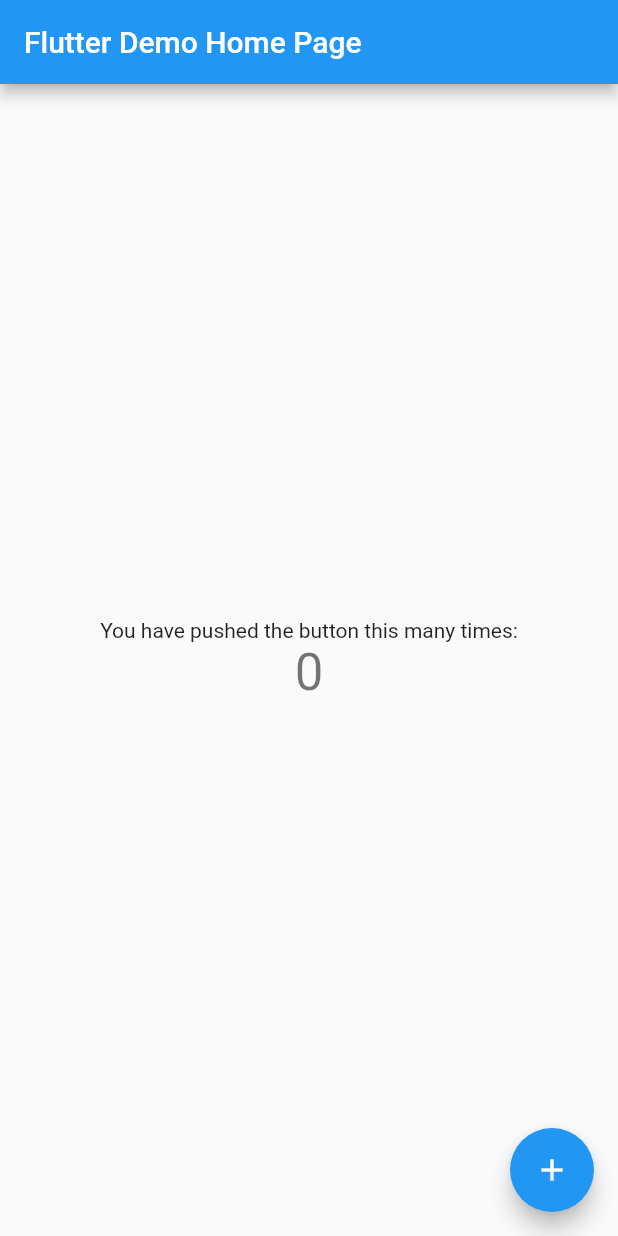
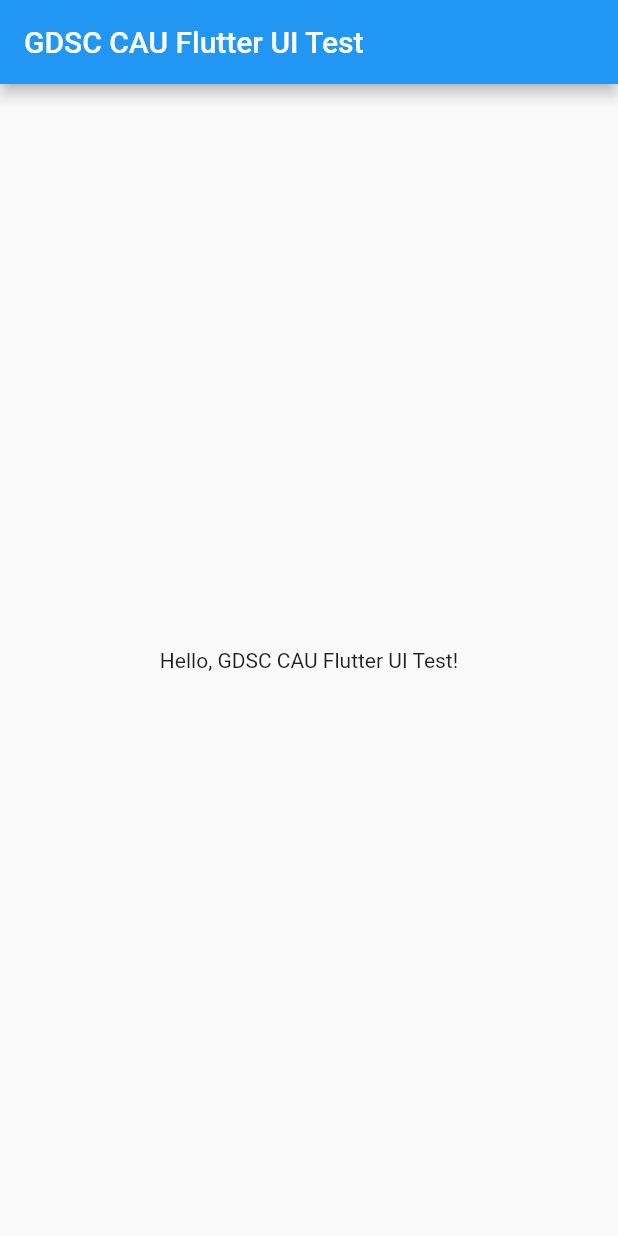
Before and after one commit to yymin1022/GDSC_Flutter_UI_Test, a Flutter app: the screen it shows after launch, on a phone screen of 412 x 824 dp. Run offline on Flutter 3.47's test engine with Material 2 defaults, Android fonts, the phone set to English and light mode, and no system bars.

```diff
--- a/lib/main.dart
+++ b/lib/main.dart
@@ -14,54 +14,32 @@ class MyApp extends StatelessWidget {
       theme: ThemeData(
         primarySwatch: Colors.blue,
       ),
-      home: const MyHomePage(title: 'Flutter Demo Home Page'),
+      home: const MyHomePage(title: "GDSC CAU Flutter UI Test"),
     );
   }
 }
 
-class MyHomePage extends StatefulWidget {
+class MyHomePage extends StatelessWidget {
   const MyHomePage({super.key, required this.title});
 
   final String title;
 
   @override
-  State<MyHomePage> createState() => _MyHomePageState();
-}
-
-class _MyHomePageState extends State<MyHomePage> {
-  int _counter = 0;
-
-  void _incrementCounter() {
-    setState(() {
-      _counter++;
-    });
-  }
-
-  @override
   Widget build(BuildContext context) {
     return Scaffold(
       appBar: AppBar(
-        title: Text(widget.title),
+        title: Text(title),
       ),
       body: Center(
         child: Column(
           mainAxisAlignment: MainAxisAlignment.center,
-          children: <Widget>[
-            const Text(
-              'You have pushed the button this many times:',
-            ),
+          children: const <Widget>[
             Text(
-              '$_counter',
-              style: Theme.of(context).textTheme.headline4,
+              "Hello, GDSC CAU Flutter UI Test!",
             ),
           ],
         ),
       ),
-      floatingActionButton: FloatingActionButton(
-        onPressed: _incrementCounter,
-        tooltip: 'Increment',
-        child: const Icon(Icons.add),
-      ),
     );
   }
 }
```
